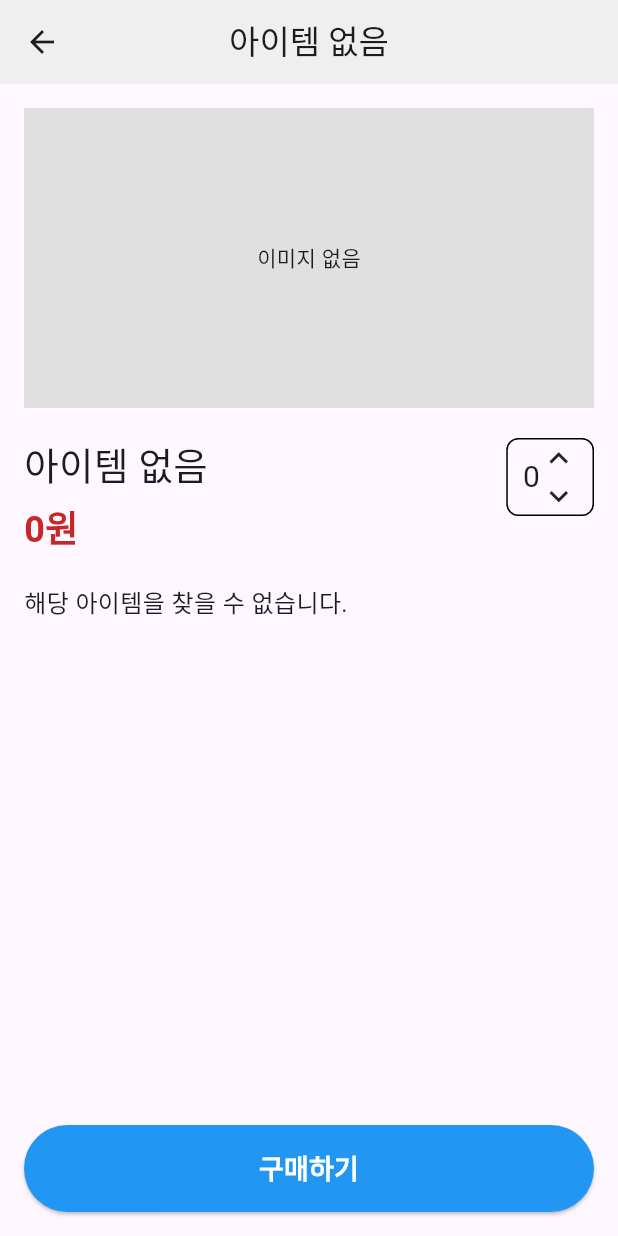
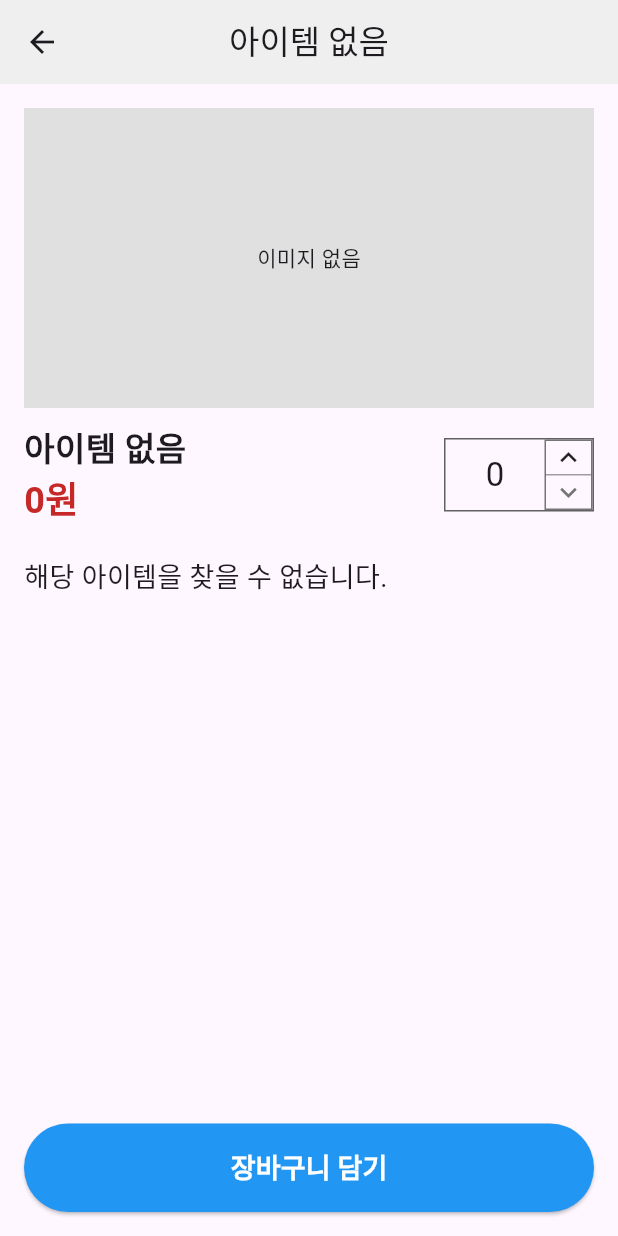
Before and after one commit to HongWonjong/flutter_shoppingmall, a Flutter app: the ItemDetailPage screen opened directly with empty values, on a phone screen of 412 x 824 dp. Run offline on Flutter 3.47's test engine with Material 3 defaults, Android fonts, the phone set to English and light mode, and no system bars; our stand-ins replace flutter_riverpod, image_picker; network calls fail.

Commit message:
Design: 상세 페이지 ui 수정

```diff
--- a/lib/pages/item_detail_page.dart
+++ b/lib/pages/item_detail_page.dart
@@ -18,7 +18,8 @@ class ItemDetailPage extends ConsumerWidget {
     final items = ref.watch(itemListProvider);
     final item = items.firstWhere(
       (item) => item.id == itemId,
-      orElse: () => Item(
+      orElse:
+          () => Item(
             id: '',
             name: '아이템 없음',
             company_name: "이름 없음",
@@ -27,6 +28,8 @@ class ItemDetailPage extends ConsumerWidget {
             item_type: ItemType.None,
           ),
     );
+    // 카운트용 프로바이더
+    final count = ref.watch(countProvider);
 
     return Scaffold(
       appBar: CustomAppBar(title: item.name),
@@ -47,7 +50,7 @@ class ItemDetailPage extends ConsumerWidget {
                   color: Colors.grey[300],
                   child: const Center(child: Text('이미지 없음')),
                 ),
-            const SizedBox(height: 20),
+            SizedBox(height: 10),
             Row(
               crossAxisAlignment: CrossAxisAlignment.start,
               children: [
@@ -55,8 +58,13 @@ class ItemDetailPage extends ConsumerWidget {
                   child: Column(
                     crossAxisAlignment: CrossAxisAlignment.start,
                     children: [
-                      Text(item.name, style: const TextStyle(fontSize: 25)),
-                      const SizedBox(height: 4),
+                      Text(
+                        item.name,
+                        style: const TextStyle(
+                          fontSize: 22,
+                          fontWeight: FontWeight.bold,
+                        ),
+                      ),
                       Text(
                         '${NumberFormat("#,###", "ko_KR").format(item.price)}원',
                         style: TextStyle(
@@ -68,31 +76,71 @@ class ItemDetailPage extends ConsumerWidget {
                     ],
                   ),
                 ),
+                Column(
+                  children: [
+                    SizedBox(height: 10),
+                    Container(
+                      width: 100,
+                      decoration: BoxDecoration(
+                        border: Border.all(color: Colors.grey.shade700),
+                        borderRadius: BorderRadius.circular(0),
+                      ),
+                      child: Row(
+                        mainAxisAlignment: MainAxisAlignment.spaceBetween,
+                        children: [
+                          Expanded(
+                            child: Container(
+                              alignment: Alignment.center,
+                              child: Text(
+                                '$count',
+                                style: TextStyle(fontSize: 22),
+                              ),
+                            ),
+                          ),
                           Container(
                             decoration: BoxDecoration(
-                    border: Border.all(color: Colors.black),
-                    borderRadius: BorderRadius.circular(8),
+                              border: Border.all(color: Colors.grey.shade600),
                             ),
-                  padding: const EdgeInsets.symmetric(horizontal: 10),
-                  child: Row(
+                            child: Column(
                               children: [
-                      const Text('0', style: TextStyle(fontSize: 20)),
-                      Column(
-                        children: const [
-                          Icon(Icons.keyboard_arrow_up, size: 25),
-                          Icon(Icons.keyboard_arrow_down, size: 25),
-                        ],
+                                GestureDetector(
+                                  onTap: () {
+                                    ref.read(countProvider.notifier).state++;
+                                  },
+                                  child: Icon(
+                                    Icons.keyboard_arrow_up,
+                                    size: 22,
+                                  ),
+                                ),
+                                Container(
+                                  color: Colors.grey[500],
+                                  width: 30,
+                                  height: 1,
+                                ),
+                                GestureDetector(
+                                  onTap: () {
+                                    if (count > 0) {
+                                      ref.read(countProvider.notifier).state--;
+                                    }
+                                  },
+                                  child: Icon(
+                                    Icons.keyboard_arrow_down,
+                                    color: Colors.grey[600],
+                                    size: 22,
+                                  ),
                                 ),
                               ],
                             ),
                           ),
                         ],
                       ),
+                    ),
+                  ],
+                ),
+              ],
+            ),
             const SizedBox(height: 20),
-            Text(
-              item.description,
-              style: const TextStyle(fontSize: 16),
-            ),
+            Text(item.description, style: const TextStyle(fontSize: 18)),
           ],
         ),
       ),
@@ -101,10 +149,60 @@ class ItemDetailPage extends ConsumerWidget {
         width: double.infinity,
         child: ElevatedButton(
           onPressed: () {
-              _showQuantityDialog(context, item, ref);
+            ref.watch(cartProvider.notifier).addToCart(item, count);
+            showDialog(
+              context: context,
+              barrierDismissible: false,
+              builder: (BuildContext context) {
+                return AlertDialog(
+                  shape: RoundedRectangleBorder(
+                    borderRadius: BorderRadius.circular(12),
+                  ),
+                  title: Column(
+                    children: [
+                      Icon(Icons.check_circle, color: Colors.green, size: 60),
+                      SizedBox(height: 10),
+                      Text(
+                        "상품이 장바구니에 담겼습니다.",
+                        style: TextStyle(
+                          fontSize: 20,
+                          fontWeight: FontWeight.bold,
+                        ),
+                      ),
+                    ],
+                  ),
+                  content: Text(
+                    "주문 상세 내역은 장바구니에서 확인할 수 있습니다.",
+                    style: TextStyle(fontSize: 14, color: Colors.grey),
+                  ),
+                  actions: [
+                    TextButton(
+                      onPressed: () {
+                        Navigator.pop(context);
+                      },
+                      child: Text("확인", style: TextStyle(color: Colors.black)),
+                    ),
+                    TextButton(
+                      onPressed: () {
+                        Navigator.push(
+                          context,
+                          MaterialPageRoute(
+                            builder: (context) => CartItemPage(),
+                          ),
+                        );
                       },
                       child: Text(
-              "구매하기",
+                        "장바구니로 가기",
+                        style: TextStyle(color: Colors.blue),
+                      ),
+                    ),
+                  ],
+                );
+              },
+            );
+          },
+          child: Text(
+            "장바구니 담기",
             style: TextStyle(
               fontSize: 18,
               fontWeight: FontWeight.bold,
@@ -194,12 +292,13 @@ class ItemDetailPage extends ConsumerWidget {
               onPressed: () {
                 Navigator.pop(context);
                 Navigator.of(context).push(
-                  MaterialPageRoute(
-                    builder: (context) => const CartItemPage(),
-                  ),
+                  MaterialPageRoute(builder: (context) => const CartItemPage()),
                 );
               },
-              child: const Text("장바구니 이동", style: TextStyle(color: Colors.blue)),
+              child: const Text(
+                "장바구니 이동",
+                style: TextStyle(color: Colors.blue),
+              ),
             ),
           ],
         );
--- a/lib/providers/cart_provider.dart
+++ b/lib/providers/cart_provider.dart
@@ -2,6 +2,8 @@ import 'package:flutter_riverpod/flutter_riverpod.dart';
 import '../models/item.dart';
 import '../models/cart_item.dart';
 
+//카운트용 프로바이더
+final countProvider = StateProvider<int>((ref) => 0);
 //카트 프로바이더는 카트 아이템 리스트를 관리하는 카트 노티파이어를 전역적으로 사용 가능하게 한다.
 final cartProvider = StateNotifierProvider<CartNotifier, List<CartItem>>((ref) {
   return CartNotifier();
```
Lines whose indentation alone changed are shown as unchanged.
